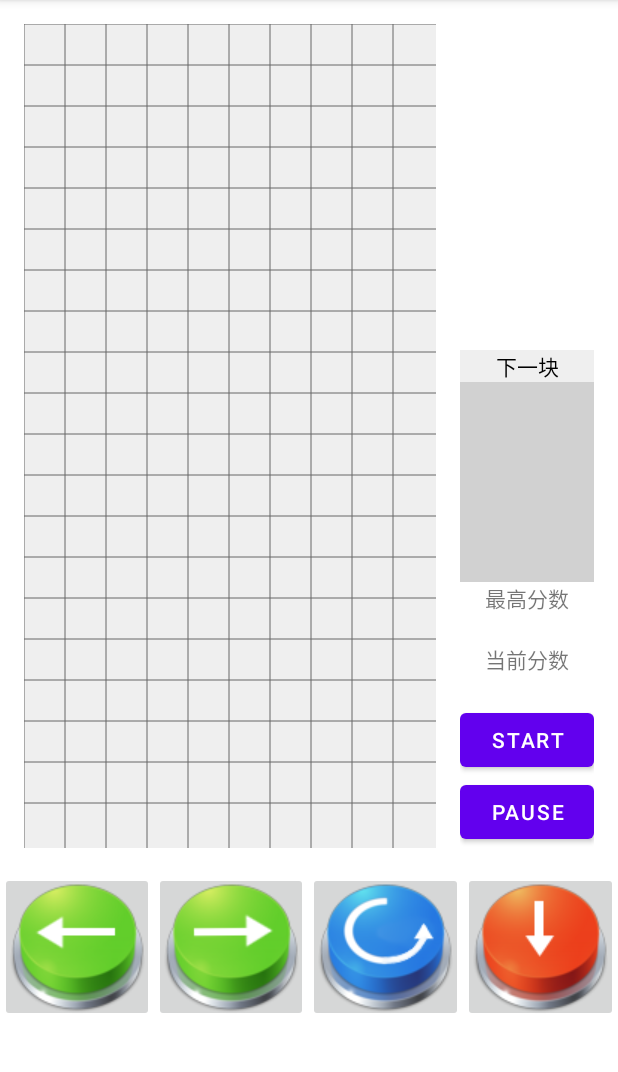
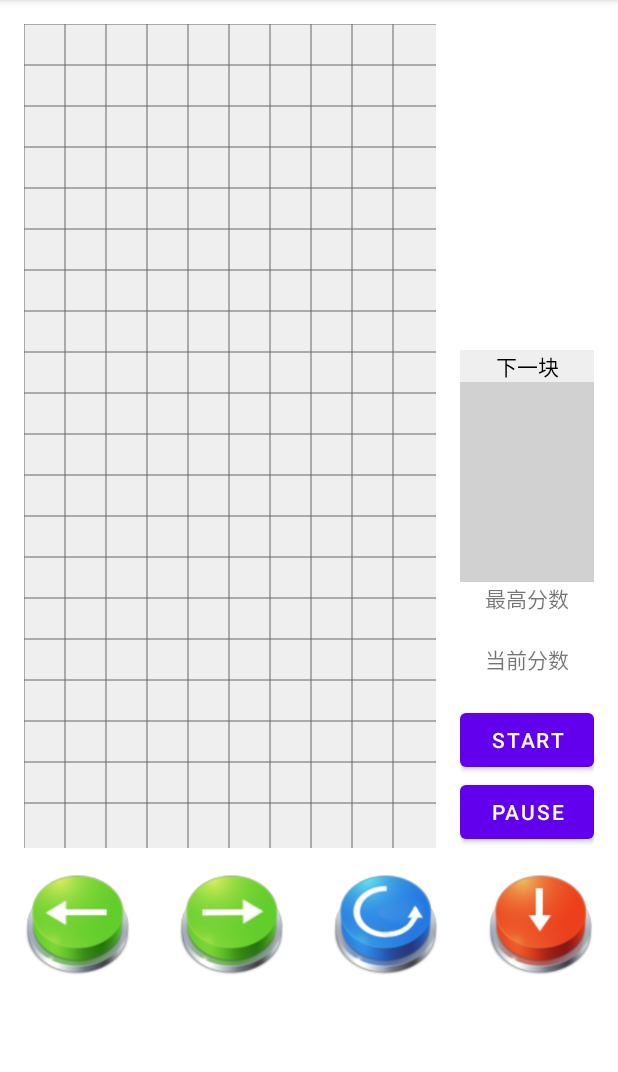
Before and after one commit to MingXuMaOu/BHTertris, an Android app: the screen it shows after launch (MainActivity), on a phone screen of 412 x 824 dp, the part 84-1156 px from its top. Run offline under Robolectric (Android 15) with nearby library versions, the phone set to English and light mode, and no system bars.

Commit message:
按钮图标更改

```diff
--- a/app/src/main/res/layout/activity_main.xml
+++ b/app/src/main/res/layout/activity_main.xml
@@ -79,28 +79,36 @@
     <LinearLayout
         android:orientation="horizontal"
         android:layout_width="match_parent"
-        android:layout_height="100dp">
+        android:layout_height="70dp">
         <ImageButton
             android:id="@+id/btnLeft"
             android:src="@drawable/left_button"
+            android:scaleType="centerInside"
+            android:background="#00000000"
             android:layout_width="0dp"
             android:layout_weight="1"
             android:layout_height="match_parent"/>
         <ImageButton
             android:id="@+id/btnRight"
             android:src="@drawable/right_button"
+            android:scaleType="centerInside"
+            android:background="#00000000"
             android:layout_width="0dp"
             android:layout_weight="1"
             android:layout_height="match_parent"/>
         <ImageButton
             android:id="@+id/btnTop"
             android:src="@drawable/top_button"
+            android:scaleType="centerInside"
+            android:background="#00000000"
             android:layout_width="0dp"
             android:layout_weight="1"
             android:layout_height="match_parent"/>
         <ImageButton
             android:id="@+id/btnBottom"
             android:src="@drawable/down_button"
+            android:scaleType="centerInside"
+            android:background="#00000000"
             android:layout_width="0dp"
             android:layout_weight="1"
             android:layout_height="match_parent"/>
```
